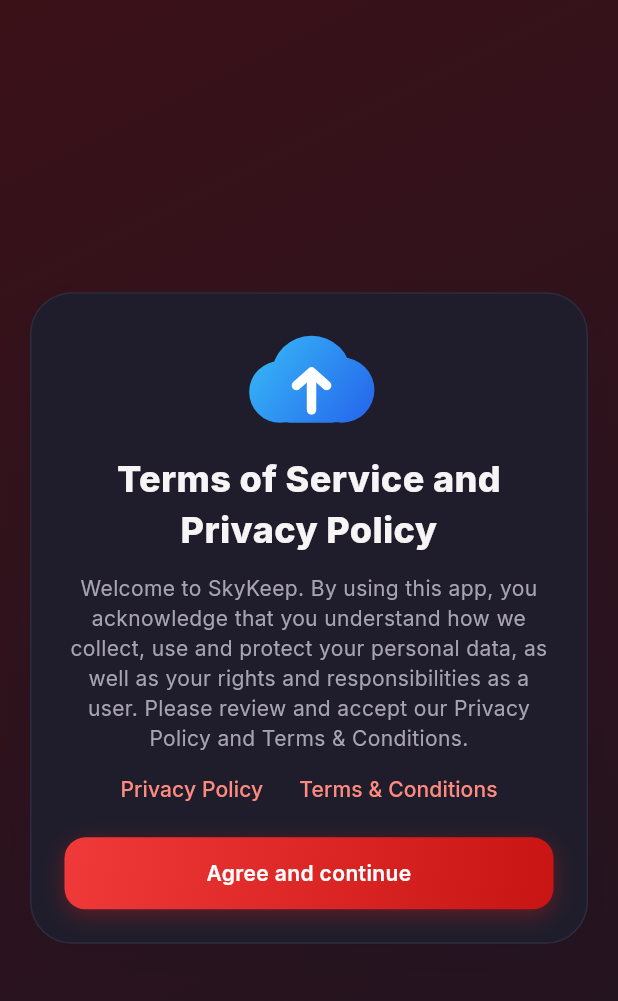
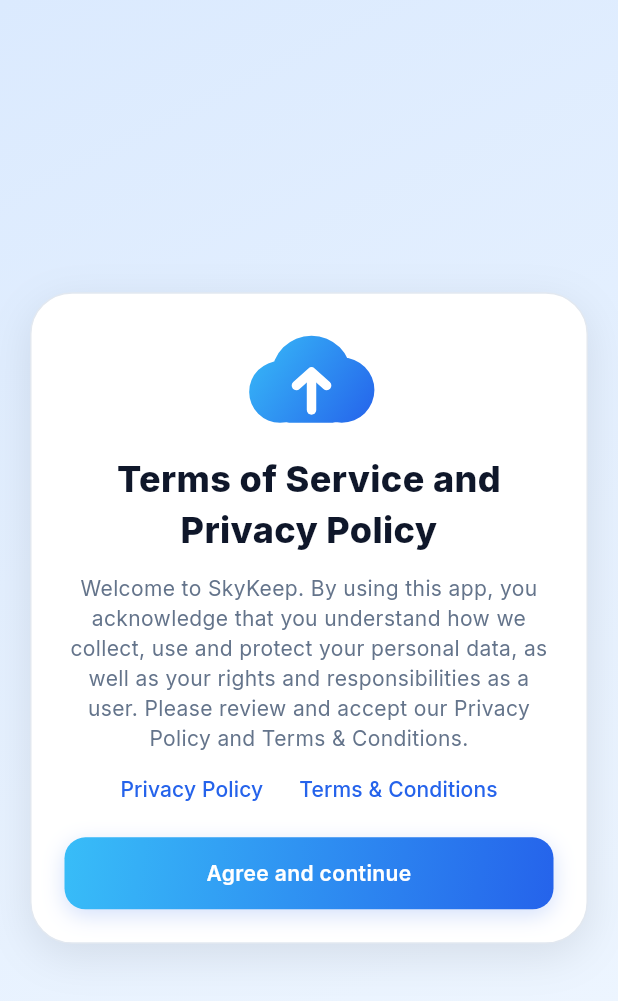
Before and after one commit to rekhachandpara1975/Skykeep, a Flutter app: the screen it shows after launch, on a phone screen of 412 x 824 dp. Shown: the top 1001 px of the screen. Run offline on Flutter 3.47's test engine with Material 3 defaults, Android fonts, the phone set to English and light mode, and no system bars; our stand-ins replace file_picker, google_fonts, share_plus, shared_preferences, supabase_flutter, video_player and 1 more; accounts and stored records are empty; network calls fail.

Commit message:
Restore blue theme; auto-rotate the video player
- Revert the colour theme to the original blue/light SkyKeep tokens (red restyle undone):
  theme.dart, status bar icons, Explore refresh/FAB shadow, plan badge, and the
  bottom bar back to the standard NavigationBar. Same tabs, same app flow.
- Video player auto-rotate: turning the phone to landscape now opens fullscreen and
  turning back to portrait exits it, alongside the manual fullscreen button. A short
  guard after exit stops it snapping straight back while held sideways.

Co-Authored-By: Claude Opus 4.8 <noreply@anthropic.com>
Claude-Session: https://claude.ai/code/session_01Wo2ZWbBj8LkkAEGpuFk6VC

```diff
--- a/mobile/lib/main.dart
+++ b/mobile/lib/main.dart
@@ -61,7 +61,7 @@ class _SkyKeepAppState extends State<SkyKeepApp> {
 
   @override
   Widget build(BuildContext context) {
-    SystemChrome.setSystemUIOverlayStyle(SystemUiOverlayStyle.light.copyWith(statusBarColor: Colors.transparent));
+    SystemChrome.setSystemUIOverlayStyle(SystemUiOverlayStyle.dark.copyWith(statusBarColor: Colors.transparent));
     return AppScope(
       controller: widget.controller,
       child: MaterialApp(
--- a/mobile/lib/screens/explore.dart
+++ b/mobile/lib/screens/explore.dart
@@ -187,7 +187,7 @@ class _CloudSummary extends StatelessWidget {
             const SizedBox(height: 8),
             ClipRRect(borderRadius: BorderRadius.circular(6), child: LinearProgressIndicator(
                 value: (status.usedBytes / status.quotaBytes).clamp(0.0, 1.0), minHeight: 6,
-                backgroundColor: C.surface2, color: C.primary)),
+                backgroundColor: Colors.white, color: C.primary)),
           ],
           const SizedBox(height: 14),
           FilledButton.icon(
@@ -203,7 +203,7 @@ class _CloudSummary extends StatelessWidget {
         Container(
           width: 84, height: 84,
           decoration: const BoxDecoration(color: Colors.white, shape: BoxShape.circle,
-              boxShadow: [BoxShadow(color: Color(0x33E21B1B), blurRadius: 18, offset: Offset(0, 6))]),
+              boxShadow: [BoxShadow(color: Color(0x1F2563EB), blurRadius: 18, offset: Offset(0, 6))]),
           alignment: Alignment.center,
           child: const CloudMark(size: 54),
         ),
--- a/mobile/lib/screens/plans.dart
+++ b/mobile/lib/screens/plans.dart
@@ -153,7 +153,7 @@ class PlanRow extends StatelessWidget {
                         Container(
                           padding: const EdgeInsets.symmetric(horizontal: 8, vertical: 2),
                           decoration: BoxDecoration(color: selected ? const Color(0x33FFFFFF) : C.primarySoft, borderRadius: BorderRadius.circular(20)),
-                          child: Text(badge, style: TextStyle(fontSize: 12, fontWeight: FontWeight.w600, color: selected ? Colors.white : C.accent)),
+                          child: Text(badge, style: TextStyle(fontSize: 12, fontWeight: FontWeight.w600, color: selected ? Colors.white : C.primary)),
                         ),
                     ]),
                     const SizedBox(height: 4),
--- a/mobile/lib/theme.dart
+++ b/mobile/lib/theme.dart
@@ -3,49 +3,47 @@ import 'package:google_fonts/google_fonts.dart';
 
 /// All colours live here — exact SkyKeep brand tokens (docs/brand/README.md).
 class C {
-  // brand: red on deep maroon, slate-violet cards (dark theme)
-  static const primary = Color(0xFFE21B1B);
-  static const primaryDark = Color(0xFFB91212);
-  static const accent = Color(0xFFFF8A80); // coral: links, card titles
+  // brand
+  static const primary = Color(0xFF2563EB);
+  static const primaryDark = Color(0xFF1D4ED8);
+  static const accent = Color(0xFF38BDF8); // sky
   static const navy = Color(0xFF0B1220);
   static const navy2 = Color(0xFF111C30);
-  static const darkCard = Color(0xFF1F1D2B);
-  // dark surfaces
-  static const background = Color(0xFF1B0A0F);
-  static const surface = Color(0xFF1F1D2B);
-  static const surface2 = Color(0xFF2A2837); // tinted fills, chips, skeletons
-  static const primarySoft = Color(0xFF4A1318);
-  static const border = Color(0xFF2E2B3C);
-  static const text = Color(0xFFF6F4F5);
-  static const muted = Color(0xFFA7A3B3); // 6.9:1 on the card colour
-  // status (on dark the *Text shades are the light ones)
+  static const darkCard = Color(0xFF17243A);
+  // light surfaces
+  static const background = Color(0xFFF7F9FC);
+  static const surface = Color(0xFFFFFFFF);
+  static const surface2 = Color(0xFFEFF4FB); // tinted fills, chips, skeletons
+  static const primarySoft = Color(0xFFE6EEFD);
+  static const border = Color(0xFFE2E8F0);
+  static const text = Color(0xFF0F172A);
+  static const muted = Color(0xFF64748B); // 4.8:1 on white
+  // status (icons/fills use the token; text on white uses the darker *Text shade for contrast)
   static const success = Color(0xFF10B981);
-  static const successText = Color(0xFF34D399);
+  static const successText = Color(0xFF047857);
   static const warning = Color(0xFFF59E0B);
-  static const warningText = Color(0xFFFBBF24);
+  static const warningText = Color(0xFFB45309);
   static const danger = Color(0xFFEF4444);
-  static const dangerText = Color(0xFFFCA5A5);
+  static const dangerText = Color(0xFFB91C1C);
   static const gold = Color(0xFFF5C76A); // Premium only
-  static const goldText = Color(0xFFF5C76A);
+  static const goldText = Color(0xFF9A6A00);
   static const folder = Color(0xFFF5C76A);
-  static const gradient = LinearGradient(colors: [Color(0xFFF03A3A), Color(0xFFC91414)], begin: Alignment.topLeft, end: Alignment.bottomRight);
-  static const heroGradient = LinearGradient(colors: [Color(0xFF3B1118), Color(0xFF1F1421)], begin: Alignment.topLeft, end: Alignment.bottomRight);
-  static const navyGradient = LinearGradient(colors: [Color(0xFF3B1118), Color(0xFF1F1421)], begin: Alignment.topLeft, end: Alignment.bottomRight);
-  // the logo keeps its original blue
-  static const logoGradient = LinearGradient(colors: [Color(0xFF38BDF8), Color(0xFF2563EB)], begin: Alignment.topLeft, end: Alignment.bottomRight);
+  static const gradient = LinearGradient(colors: [accent, primary], begin: Alignment.topLeft, end: Alignment.bottomRight);
+  static const heroGradient = LinearGradient(colors: [Color(0xFFDBEAFE), Color(0xFFF0F7FF)], begin: Alignment.topLeft, end: Alignment.bottomRight);
+  static const navyGradient = LinearGradient(colors: [navy2, navy], begin: Alignment.topLeft, end: Alignment.bottomRight);
 }
 
 ThemeData buildTheme({bool googleFonts = true}) {
   final base = ThemeData(
     useMaterial3: true,
-    brightness: Brightness.dark,
+    brightness: Brightness.light,
     scaffoldBackgroundColor: C.background,
-    colorScheme: const ColorScheme.dark(
+    colorScheme: const ColorScheme.light(
       primary: C.primary, secondary: C.accent, surface: C.surface, error: C.danger,
       onPrimary: Colors.white, onSurface: C.text, outline: C.border, primaryContainer: C.primarySoft,
     ),
     cardTheme: CardThemeData(
-      color: C.surface, elevation: 0, margin: EdgeInsets.zero, shadowColor: Colors.black,
+      color: C.surface, elevation: 0, margin: EdgeInsets.zero, shadowColor: const Color(0x14153A80),
       shape: RoundedRectangleBorder(borderRadius: BorderRadius.circular(16), side: const BorderSide(color: C.border)),
     ),
     appBarTheme: const AppBarTheme(
@@ -70,11 +68,11 @@ ThemeData buildTheme({bool googleFonts = true}) {
       backgroundColor: C.primary, foregroundColor: Colors.white, minimumSize: const Size(64, 48),
       shape: RoundedRectangleBorder(borderRadius: BorderRadius.circular(14)), textStyle: const TextStyle(fontFamily: 'Roboto', fontWeight: FontWeight.w600))),
     outlinedButtonTheme: OutlinedButtonThemeData(style: OutlinedButton.styleFrom(
-      foregroundColor: C.text, minimumSize: const Size(64, 48), side: const BorderSide(color: C.border),
+      foregroundColor: C.primary, minimumSize: const Size(64, 48), side: const BorderSide(color: C.border),
       shape: RoundedRectangleBorder(borderRadius: BorderRadius.circular(14)), textStyle: const TextStyle(fontFamily: 'Roboto', fontWeight: FontWeight.w600))),
-    textButtonTheme: TextButtonThemeData(style: TextButton.styleFrom(foregroundColor: C.accent)),
+    textButtonTheme: TextButtonThemeData(style: TextButton.styleFrom(foregroundColor: C.primary)),
     floatingActionButtonTheme: const FloatingActionButtonThemeData(backgroundColor: C.primary, foregroundColor: Colors.white, shape: CircleBorder()),
-    chipTheme: const ChipThemeData(backgroundColor: C.surface, selectedColor: C.primary, side: BorderSide.none, secondaryLabelStyle: TextStyle(color: Colors.white),
+    chipTheme: const ChipThemeData(backgroundColor: C.surface, selectedColor: C.primarySoft, side: BorderSide(color: C.border),
         labelStyle: TextStyle(fontFamily: 'Roboto', color: C.text), shape: StadiumBorder()),
     listTileTheme: const ListTileThemeData(iconColor: C.muted),
     bottomSheetTheme: const BottomSheetThemeData(backgroundColor: C.surface, surfaceTintColor: Colors.transparent),
@@ -102,7 +100,7 @@ class GradientButton extends StatelessWidget {
         opacity: onPressed == null ? 0.5 : 1,
         child: DecoratedBox(
           decoration: BoxDecoration(gradient: C.gradient, borderRadius: BorderRadius.circular(14),
-              boxShadow: onPressed == null ? null : const [BoxShadow(color: Color(0x55E21B1B), blurRadius: 12, offset: Offset(0, 4))]),
+              boxShadow: onPressed == null ? null : const [BoxShadow(color: Color(0x332563EB), blurRadius: 12, offset: Offset(0, 4))]),
           child: Material(
             type: MaterialType.transparency,
             child: InkWell(
@@ -187,7 +185,7 @@ class _CloudPainter extends CustomPainter {
       ..addOval(Rect.fromCircle(center: Offset(w * .52, h * .44), radius: h * .44))
       ..addOval(Rect.fromCircle(center: Offset(w * .76, h * .6), radius: h * .36))
       ..addRRect(RRect.fromLTRBR(w * .27, h * .5, w * .76, h * .96, Radius.circular(h * .1)));
-    canvas.drawPath(cloud, Paint()..shader = C.logoGradient.createShader(Offset.zero & s));
+    canvas.drawPath(cloud, Paint()..shader = C.gradient.createShader(Offset.zero & s));
     final a = Paint()..color = Colors.white..style = PaintingStyle.stroke..strokeWidth = w * .075..strokeCap = StrokeCap.round..strokeJoin = StrokeJoin.round;
     canvas.drawLine(Offset(w * .52, h * .82), Offset(w * .52, h * .42), a);
     canvas.drawPath(Path()..moveTo(w * .4, h * .55)..lineTo(w * .52, h * .4)..lineTo(w * .64, h * .55), a);
```
Also changed, not shown: mobile/lib/screens/home.dart (+16 -45 lines), mobile/lib/widgets/pro_player.dart (+47 -4 lines).
